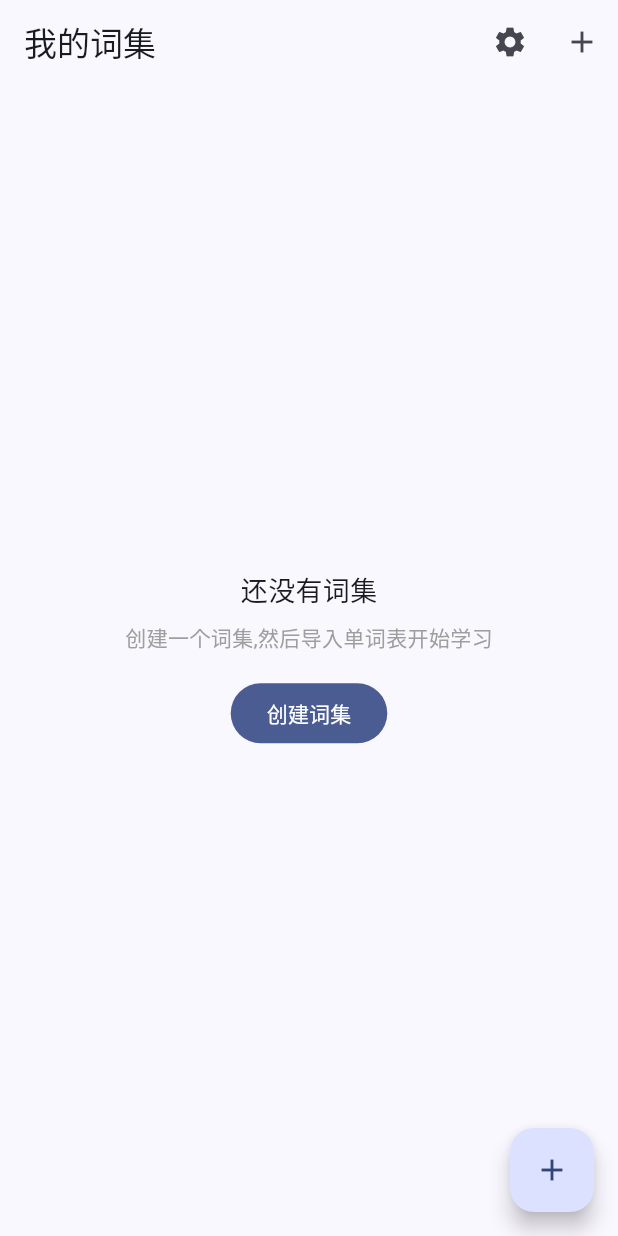
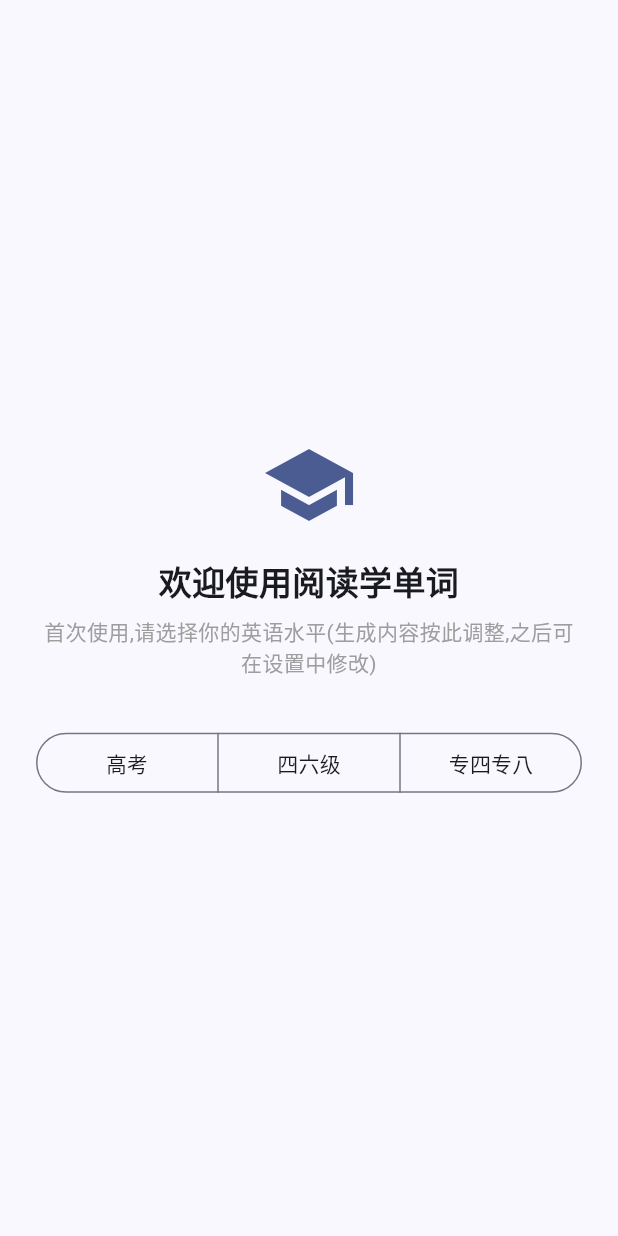
Before and after one commit to npc-z/read-words, a Flutter app: the screen it shows after launch, on a phone screen of 412 x 824 dp. Run offline on Flutter 3.47's test engine with Material 3 defaults, Android fonts, the phone set to English and light mode, and no system bars; our stand-ins replace dio, drift, drift_flutter, file_picker; missing offline and left inert: workmanager; accounts and stored records are empty; generated files the repository leaves out were written again.

Commit message:
feat: 首次启动引导(§12 英语水平必选:未选强制引导不可跳过、选择即持久化进入主界面、非法/缺失值不产生默认回退)

```diff
--- a/lib/main.dart
+++ b/lib/main.dart
@@ -6,7 +6,7 @@ import 'package:read_words/data/db.dart';
 import 'package:read_words/data/repositories.dart';
 import 'package:read_words/generation/generation_queue.dart';
 import 'package:read_words/generation/generation_service.dart';
-import 'package:read_words/ui/word_set_list_page.dart';
+import 'package:read_words/ui/first_launch_gate.dart';
 import 'package:workmanager/workmanager.dart';
 
 /// workmanager 后台任务:续跑未完成生成批次(§6.1;Web 端不走此路径)。
@@ -73,7 +73,7 @@ class ReadWordsApp extends StatelessWidget {
         colorScheme: ColorScheme.fromSeed(seedColor: const Color(0xFF2563EB)),
         useMaterial3: true,
       ),
-      home: WordSetListPage(repositories: repositories, queue: queue),
+      home: FirstLaunchGate(repositories: repositories, queue: queue),
     );
   }
 }
--- /dev/null
+++ b/lib/ui/first_launch_gate.dart
@@ -0,0 +1,83 @@
+import 'package:flutter/material.dart';
+import 'package:read_words/data/repositories.dart';
+import 'package:read_words/generation/generation_queue.dart';
+import 'package:read_words/ui/level_onboarding_page.dart';
+import 'package:read_words/ui/word_set_list_page.dart';
+
+/// 首次启动门(§12):英语水平未选择时强制进入引导,选择后进入主界面。
+/// 设置读取失败时显示可见报错 + 重试,不静默放行。
+class FirstLaunchGate extends StatefulWidget {
+  const FirstLaunchGate({
+    super.key,
+    required this.repositories,
+    required this.queue,
+  });
+
+  final Repositories repositories;
+  final GenerationQueue queue;
+
+  @override
+  State<FirstLaunchGate> createState() => _FirstLaunchGateState();
+}
+
+class _FirstLaunchGateState extends State<FirstLaunchGate> {
+  bool? _hasLevel;
+  Object? _error;
+
+  @override
+  void initState() {
+    super.initState();
+    _load();
+  }
+
+  Future<void> _load() async {
+    try {
+      final has = await widget.repositories.hasLevel();
+      if (!mounted) return;
+      setState(() => _hasLevel = has);
+    } catch (e) {
+      if (!mounted) return;
+      setState(() => _error = e);
+    }
+  }
+
+  Widget _buildContent() {
+    if (_error != null) {
+      return Scaffold(
+        body: Center(
+          child: Column(
+            mainAxisAlignment: MainAxisAlignment.center,
+            children: [
+              const Icon(Icons.error_outline, size: 48, color: Colors.red),
+              const SizedBox(height: 12),
+              const Text('设置加载失败', style: TextStyle(fontSize: 18)),
+              const SizedBox(height: 4),
+              Padding(
+                padding: const EdgeInsets.symmetric(horizontal: 32),
+                child: Text(
+                  '$_error',
+                  textAlign: TextAlign.center,
+                  style: const TextStyle(color: Colors.grey, fontSize: 12),
+                ),
+              ),
+              const SizedBox(height: 16),
+              FilledButton(onPressed: _load, child: const Text('重试')),
+            ],
+          ),
+        ),
+      );
+    }
+    if (_hasLevel == null) {
+      return const Scaffold(body: Center(child: CircularProgressIndicator()));
+    }
+    if (_hasLevel!) {
+      return WordSetListPage(repositories: widget.repositories, queue: widget.queue);
+    }
+    return LevelOnboardingPage(repositories: widget.repositories, queue: widget.queue);
+  }
+
+  @override
+  Widget build(BuildContext context) {
+    return _buildContent();
+  }
+}
--- /dev/null
+++ b/lib/ui/level_onboarding_page.dart
@@ -0,0 +1,98 @@
+import 'package:flutter/material.dart';
+import 'package:read_words/data/repositories.dart';
+import 'package:read_words/data/settings.dart';
+import 'package:read_words/generation/generation_queue.dart';
+import 'package:read_words/ui/word_set_list_page.dart';
+
+/// 首次启动引导页(§12):英语水平必选,选择即持久化并进入主界面,不可跳过。
+/// 未选择直接退出(关 App)不产生默认值,下次启动仍会要求选择。
+class LevelOnboardingPage extends StatefulWidget {
+  const LevelOnboardingPage({
+    super.key,
+    required this.repositories,
+    required this.queue,
+  });
+
+  final Repositories repositories;
+  final GenerationQueue queue;
+
+  @override
+  State<LevelOnboardingPage> createState() => _LevelOnboardingPageState();
+}
+
+class _LevelOnboardingPageState extends State<LevelOnboardingPage> {
+  bool _saving = false;
+
+  Future<void> _choose(EnglishLevel level) async {
+    if (_saving) return;
+    setState(() => _saving = true);
+    try {
+      await widget.repositories.saveSettings(
+        const AppSettings().copyWith(level: level),
+      );
+      if (!mounted) return;
+      Navigator.of(context).pushReplacement(
+        MaterialPageRoute<void>(
+          builder: (_) => WordSetListPage(
+            repositories: widget.repositories,
+            queue: widget.queue,
+          ),
+        ),
+      );
+    } catch (e) {
+      if (!mounted) return;
+      setState(() => _saving = false);
+      ScaffoldMessenger.of(context).showSnackBar(
+        SnackBar(content: Text('英语水平保存失败,请重试:${e.toString()}')),
+      );
+    }
+  }
+
+  @override
+  Widget build(BuildContext context) {
+    return Scaffold(
+      body: SafeArea(
+        child: Padding(
+          padding: const EdgeInsets.all(24),
+          child: Column(
+            mainAxisAlignment: MainAxisAlignment.center,
+            crossAxisAlignment: CrossAxisAlignment.stretch,
+            children: [
+              Icon(
+                Icons.school,
+                size: 64,
+                color: Theme.of(context).colorScheme.primary,
+              ),
+              const SizedBox(height: 16),
+              const Text(
+                '欢迎使用阅读学单词',
+                textAlign: TextAlign.center,
+                style: TextStyle(fontSize: 22, fontWeight: FontWeight.bold),
+              ),
+              const SizedBox(height: 8),
+              const Text(
+                '首次使用,请选择你的英语水平(生成内容按此调整,之后可在设置中修改)',
+                textAlign: TextAlign.center,
+                style: TextStyle(color: Colors.grey),
+              ),
+              const SizedBox(height: 32),
+              SegmentedButton<EnglishLevel>(
+                segments: [
+                  for (final level in EnglishLevel.values)
+                    ButtonSegment(value: level, label: Text(level.label)),
+                ],
+                selected: const {},
+                emptySelectionAllowed: true,
+                onSelectionChanged: (selection) => _choose(selection.first),
+              ),
+              if (_saving) ...[
+                const SizedBox(height: 24),
+                const Center(child: CircularProgressIndicator()),
+              ],
+            ],
+          ),
+        ),
+      ),
+    );
+  }
+}
```
Also changed, not shown: lib/data/repositories.dart (+8 -0 lines), 1 other file.
